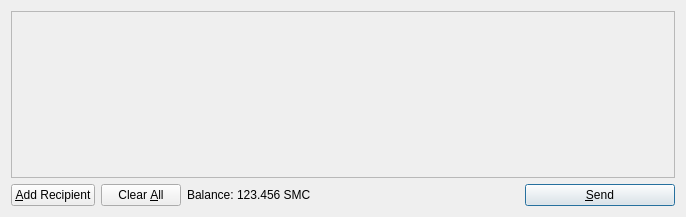
TrayboonBucks/Trayboon_Bucks, file src/qt/forms/sendcoinsdialog.ui: the form before one commit.
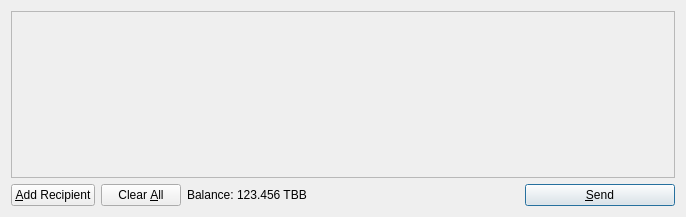
The form after the commit. Icons and pictures are not drawn.

```diff
--- a/src/qt/forms/sendcoinsdialog.ui
+++ b/src/qt/forms/sendcoinsdialog.ui
@@ -119,7 +119,7 @@
           <cursorShape>IBeamCursor</cursorShape>
          </property>
          <property name="text">
-          <string>123.456 SMC</string>
+          <string>123.456 TBB</string>
          </property>
          <property name="textInteractionFlags">
           <set>Qt::LinksAccessibleByMouse|Qt::TextSelectableByKeyboard|Qt::TextSelectableByMouse</set>
```
